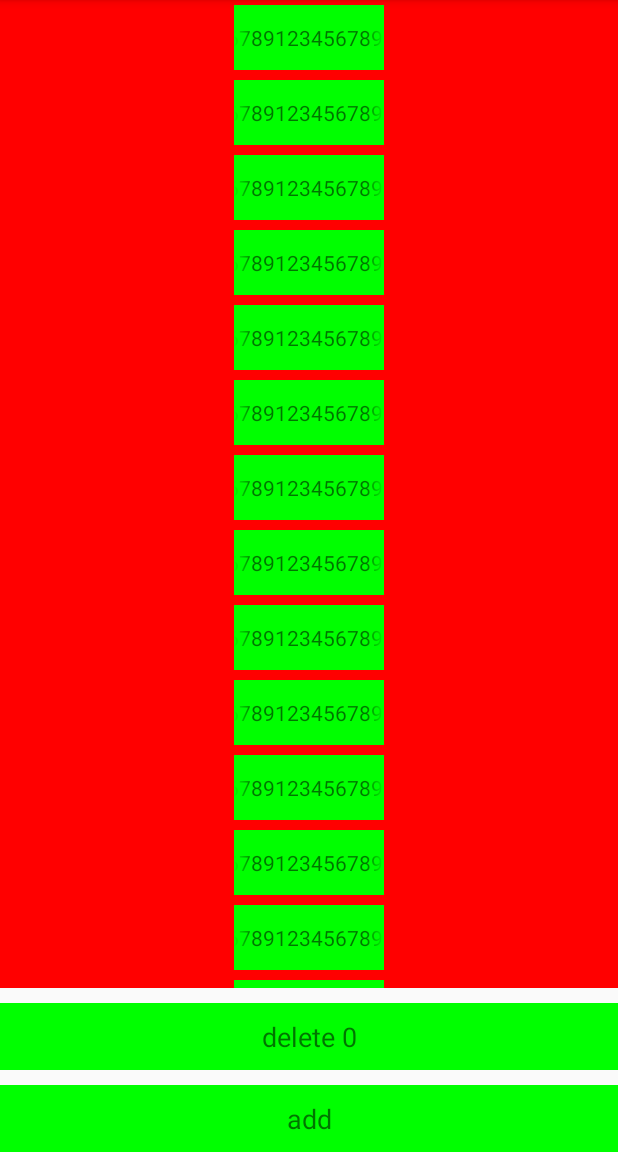
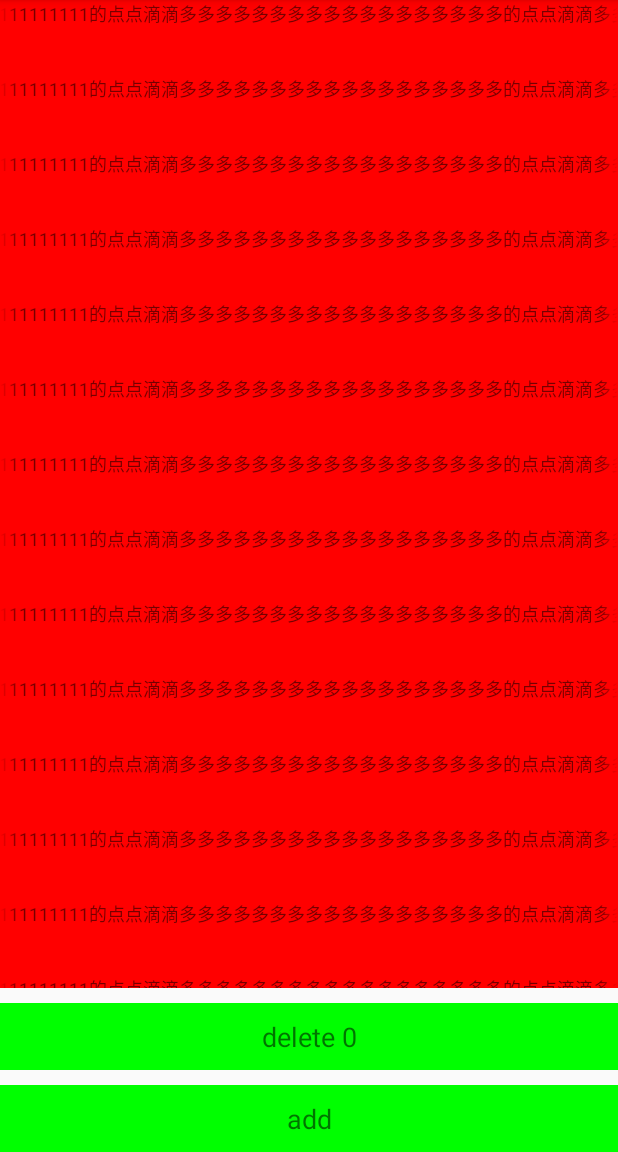
Before and after one commit to wjianchen13/RecyclerView, an Android app: the MarqueeActivity screen opened directly, with no data from a screen before it, on a phone screen of 412 x 824 dp, the part 84-1236 px from its top. Run offline under Robolectric (Android 15) with nearby library versions, the phone set to English and light mode, and no system bars.

Commit message:
RecyclerView实现TextView多条目跑马灯

```diff
--- a/app/src/main/java/com/example/recyclerview/marquee/MarqueeActivity.java
+++ b/app/src/main/java/com/example/recyclerview/marquee/MarqueeActivity.java
@@ -13,6 +13,13 @@ import com.example.recyclerview.R;
 import java.util.ArrayList;
 import java.util.List;
 
+/**
+ * 修复TextView 跑马灯不滚动的问题
+ * https://blog.csdn.net/onlySound/article/details/119897857
+ *
+ * RecyclerView item 中 textView 跑马灯效果无效的
+ * https://blog.csdn.net/tiantaiaiqing/article/details/79200299?spm=1001.2101.3001.6650.2&utm_medium=distribute.pc_relevant.none-task-blog-2%7Edefault%7ECTRLIST%7ERate-2-79200299-blog-80576528.235%5Ev28%5Epc_relevant_default&depth_1-utm_source=distribute.pc_relevant.none-task-blog-2%7Edefault%7ECTRLIST%7ERate-2-79200299-blog-80576528.235%5Ev28%5Epc_relevant_default&utm_relevant_index=3
+ */
 public class MarqueeActivity extends AppCompatActivity implements View.OnClickListener {
 
     private TextView tvTest1;
@@ -35,36 +42,53 @@ public class MarqueeActivity extends AppCompatActivity implements View.OnClickLi
     }
 
     private void initData() {
-        String s1 = "test1123456789123456789123456789";
+        String s1 = "属性11111111111111111的点点滴滴多多多多多多多多多多多多多多多多多多的点点滴滴多多多多多多多多多1";
         datas.add(s1);
-        String s2 = "test1123456789123456789123456789";
+        String s2 = "属性11111111111111111的点点滴滴多多多多多多多多多多多多多多多多多多的点点滴滴多多多多多多多多多1";
         datas.add(s2);
-        String s3 = "test1123456789123456789123456789";
+        String s3 = "属性11111111111111111的点点滴滴多多多多多多多多多多多多多多多多多多的点点滴滴多多多多多多多多多1";
         datas.add(s3);
-        String s4 = "test1123456789123456789123456789";
+        String s4 = "属性11111111111111111的点点滴滴多多多多多多多多多多多多多多多多多多的点点滴滴多多多多多多多多多1";
         datas.add(s4);
-        String s5 = "test1123456789123456789123456789";
+        String s5 = "属性11111111111111111的点点滴滴多多多多多多多多多多多多多多多多多多的点点滴滴多多多多多多多多多1";
         datas.add(s5);
-        String s6 = "test1123456789123456789123456789";
+        String s6 = "属性11111111111111111的点点滴滴多多多多多多多多多多多多多多多多多多的点点滴滴多多多多多多多多多1";
         datas.add(s6);
-        String s7 = "test1123456789123456789123456789";
+        String s7 = "属性11111111111111111的点点滴滴多多多多多多多多多多多多多多多多多多的点点滴滴多多多多多多多多多1";
         datas.add(s7);
-        String s8 = "test1123456789123456789123456789";
+        String s8 = "属性11111111111111111的点点滴滴多多多多多多多多多多多多多多多多多多的点点滴滴多多多多多多多多多1";
         datas.add(s8);
-        String s9 = "test1123456789123456789123456789";
+        String s9 = "属性11111111111111111的点点滴滴多多多多多多多多多多多多多多多多多多的点点滴滴多多多多多多多多多1";
         datas.add(s9);
-        String s10 = "test1123456789123456789123456789";
+        String s10 = "属性11111111111111111的点点滴滴多多多多多多多多多多多多多多多多多多的点点滴滴多多多多多多多多多1";
         datas.add(s10);
-        String s11 = "test1123456789123456789123456789";
+        String s11 = "属性11111111111111111的点点滴滴多多多多多多多多多多多多多多多多多多的点点滴滴多多多多多多多多多1";
         datas.add(s11);
-        String s12 = "test1123456789123456789123456789";
+        String s12 = "属性11111111111111111的点点滴滴多多多多多多多多多多多多多多多多多多的点点滴滴多多多多多多多多多1";
         datas.add(s12);
-        String s13 = "test1123456789123456789123456789";
+        String s13 = "属性11111111111111111的点点滴滴多多多多多多多多多多多多多多多多多多的点点滴滴多多多多多多多多多1";
         datas.add(s13);
-        String s14 = "test1123456789123456789123456789";
+        String s14 = "属性11111111111111111的点点滴滴多多多多多多多多多多多多多多多多多多的点点滴滴多多多多多多多多多1";
         datas.add(s14);
-        String s15 = "test1123456789123456789123456789";
+        String s15 = "属性11111111111111111的点点滴滴多多多多多多多多多多多多多多多多多多的点点滴滴多多多多多多多多多1";
         datas.add(s15);
+
+        String s16 = "属性11111111111111111的点点滴滴多多多多多多多多多多多多多多多多多多的点点滴滴多多多多多多多多多1";
+        datas.add(s16);
+        String s17 = "属性11111111111111111的点点滴滴多多多多多多多多多多多多多多多多多多的点点滴滴多多多多多多多多多1";
+        datas.add(s17);
+        String s18 = "属性11111111111111111的点点滴滴多多多多多多多多多多多多多多多多多多的点点滴滴多多多多多多多多多1";
+        datas.add(s18);
+        String s19 = "属性11111111111111111的点点滴滴多多多多多多多多多多多多多多多多多多的点点滴滴多多多多多多多多多1";
+        datas.add(s19);
+        String s20 = "属性11111111111111111的点点滴滴多多多多多多多多多多多多多多多多多多的点点滴滴多多多多多多多多多1";
+        datas.add(s20);
+        String s21 = "属性11111111111111111的点点滴滴多多多多多多多多多多多多多多多多多多的点点滴滴多多多多多多多多多1";
+        datas.add(s21);
+        String s22 = "属性11111111111111111的点点滴滴多多多多多多多多多多多多多多多多多多的点点滴滴多多多多多多多多多1";
+        datas.add(s22);
+        String s23 = "属性11111111111111111的点点滴滴多多多多多多多多多多多多多多多多多多的点点滴滴多多多多多多多多多1";
+        datas.add(s23);
     }
 
     public void initRecyclerView(){
--- a/app/src/main/res/layout/item_marquee.xml
+++ b/app/src/main/res/layout/item_marquee.xml
@@ -6,17 +6,15 @@
 
     <com.example.recyclerview.marquee.MarqueeTextView
         android:id="@+id/tv_test"
-        android:layout_width="100dp"
-        android:layout_height="43dp"
-        android:layout_centerInParent="true"
-        android:background="#00ff00"
+        android:layout_width="wrap_content"
+        android:layout_height="wrap_content"
+        android:ellipsize="marquee"
         android:focusable="true"
         android:focusableInTouchMode="true"
-        android:gravity="center_vertical"
         android:marqueeRepeatLimit="marquee_forever"
         android:singleLine="true"
-        android:ellipsize="marquee"
-        android:text="android:shadow 属性111111111111111111"
-        android:textSize="14sp" />
+        android:scrollHorizontally="true"
+        android:textSize="12dp"
+        android:text="android:shadow 属性11111111111111111的点点滴滴多多多多多多多多多多多多多多多多多多的点点滴滴多多多多多多多多多1" />
 
 </RelativeLayout>
```
Also changed, not shown: 1 other file.
